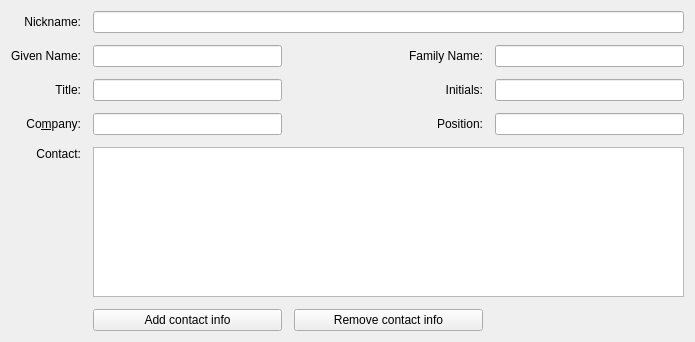
Qt form libs/widgets/KoConfigAuthorPage.ui (KDE/krita) before a commit.
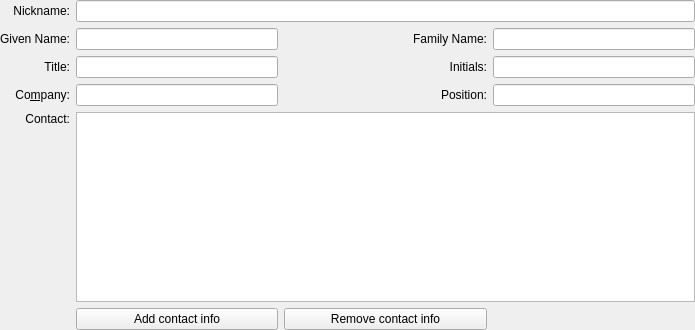
The same form after that commit.

```diff
--- a/libs/widgets/KoConfigAuthorPage.ui
+++ b/libs/widgets/KoConfigAuthorPage.ui
@@ -11,29 +11,23 @@
     <x>0</x>
     <y>0</y>
     <width>695</width>
-    <height>342</height>
+    <height>330</height>
    </rect>
   </property>
-  <layout class="QGridLayout" name="gridLayout_2">
-   <item column="0" row="2">
-    <spacer>
-     <property name="orientation">
-      <enum>Qt::Vertical</enum>
-     </property>
-     <property name="sizeHint" stdset="0">
-      <size>
-       <width>20</width>
-       <height>0</height>
-      </size>
-     </property>
-    </spacer>
-   </item>
-   <item column="0" row="0">
     <layout class="QGridLayout" name="gridLayout">
-     <property name="spacing">
-      <number>12</number>
-     </property>
-     <item column="3" row="2">
+   <property name="leftMargin">
+    <number>0</number>
+   </property>
+   <property name="topMargin">
+    <number>0</number>
+   </property>
+   <property name="rightMargin">
+    <number>0</number>
+   </property>
+   <property name="bottomMargin">
+    <number>0</number>
+   </property>
+   <item row="2" column="3">
       <widget class="QLineEdit" name="leInitials">
        <property name="sizePolicy">
         <sizepolicy hsizetype="Expanding" vsizetype="Fixed">
@@ -193,7 +187,18 @@
        </attribute>
       </widget>
      </item>
-    </layout>
+   <item row="6" column="0" colspan="4">
+    <spacer>
+     <property name="orientation">
+      <enum>Qt::Vertical</enum>
+     </property>
+     <property name="sizeHint" stdset="0">
+      <size>
+       <width>20</width>
+       <height>0</height>
+      </size>
+     </property>
+    </spacer>
    </item>
   </layout>
  </widget>
```
Left out of the diff: 36 changed lines with no effect on the pictures. Lines whose indentation alone changed are shown as unchanged.
